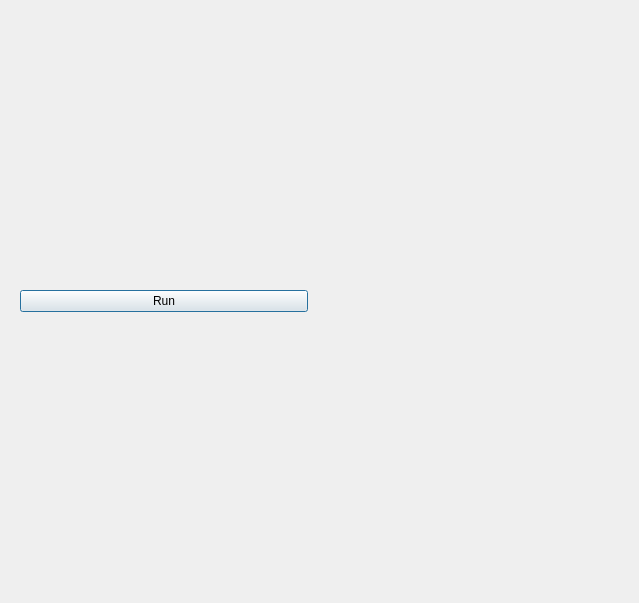
richelbilderbeek/InvestigateMyClickWinners, file qtinvestigatemyclickwinnersmaindialog.ui: the form before one commit.
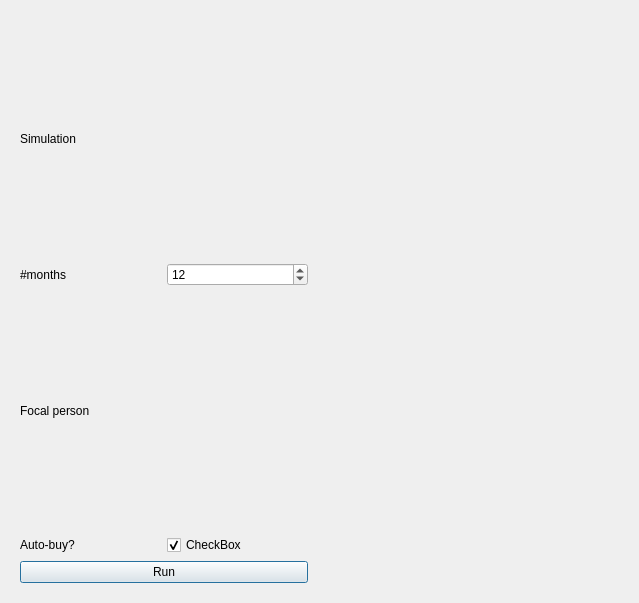
The form after the commit. Custom widgets are drawn as their Qt base class.

```diff
--- a/qtinvestigatemyclickwinnersmaindialog.ui
+++ b/qtinvestigatemyclickwinnersmaindialog.ui
@@ -16,8 +16,56 @@
   <layout class="QHBoxLayout" name="horizontalLayout">
    <item>
     <widget class="QWidget" name="widget" native="true">
-     <layout class="QVBoxLayout" name="verticalLayout">
-      <item>
+     <layout class="QGridLayout" name="gridLayout">
+      <item row="1" column="0">
+       <widget class="QLabel" name="label_n_months">
+        <property name="text">
+         <string>#months</string>
+        </property>
+       </widget>
+      </item>
+      <item row="1" column="1">
+       <widget class="QSpinBox" name="box_n_months">
+        <property name="maximum">
+         <number>1000</number>
+        </property>
+        <property name="value">
+         <number>12</number>
+        </property>
+       </widget>
+      </item>
+      <item row="2" column="0" colspan="2">
+       <widget class="QLabel" name="label_focal_person">
+        <property name="text">
+         <string>Focal person</string>
+        </property>
+       </widget>
+      </item>
+      <item row="3" column="0">
+       <widget class="QLabel" name="label_auto_buy">
+        <property name="text">
+         <string>Auto-buy?</string>
+        </property>
+       </widget>
+      </item>
+      <item row="3" column="1">
+       <widget class="QCheckBox" name="box_auto_buy">
+        <property name="text">
+         <string>CheckBox</string>
+        </property>
+        <property name="checked">
+         <bool>true</bool>
+        </property>
+       </widget>
+      </item>
+      <item row="0" column="0" colspan="2">
+       <widget class="QLabel" name="label_simulation">
+        <property name="text">
+         <string>Simulation</string>
+        </property>
+       </widget>
+      </item>
+      <item row="4" column="0" colspan="2">
        <widget class="QPushButton" name="button_run">
         <property name="text">
          <string>Run</string>
```
